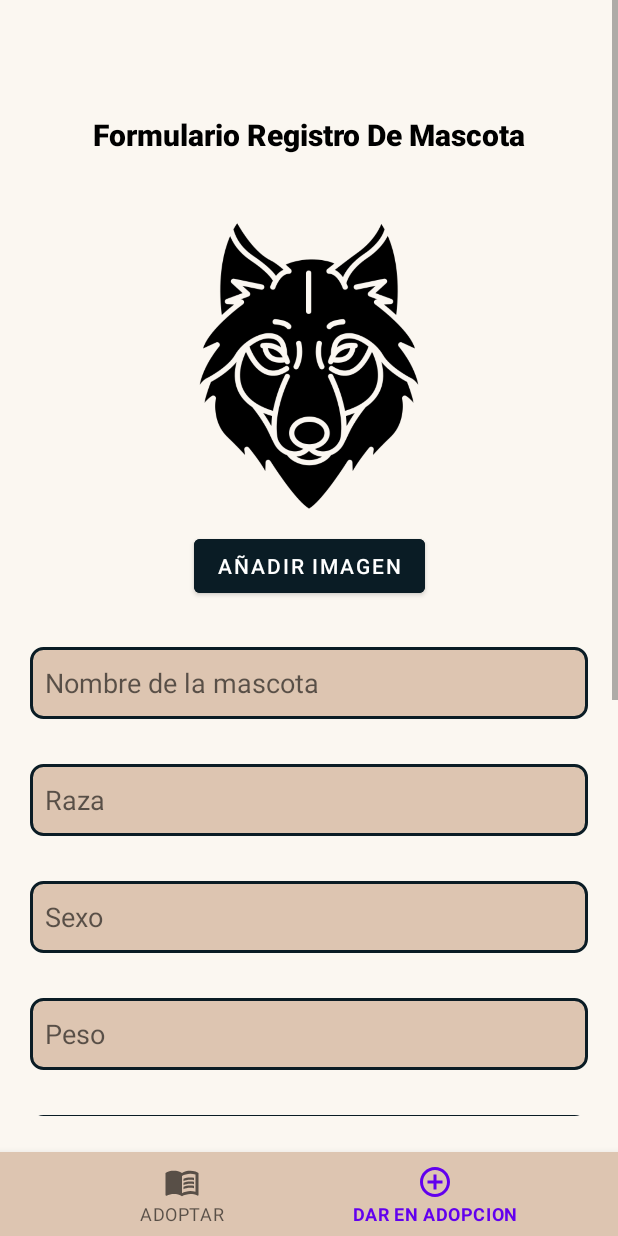
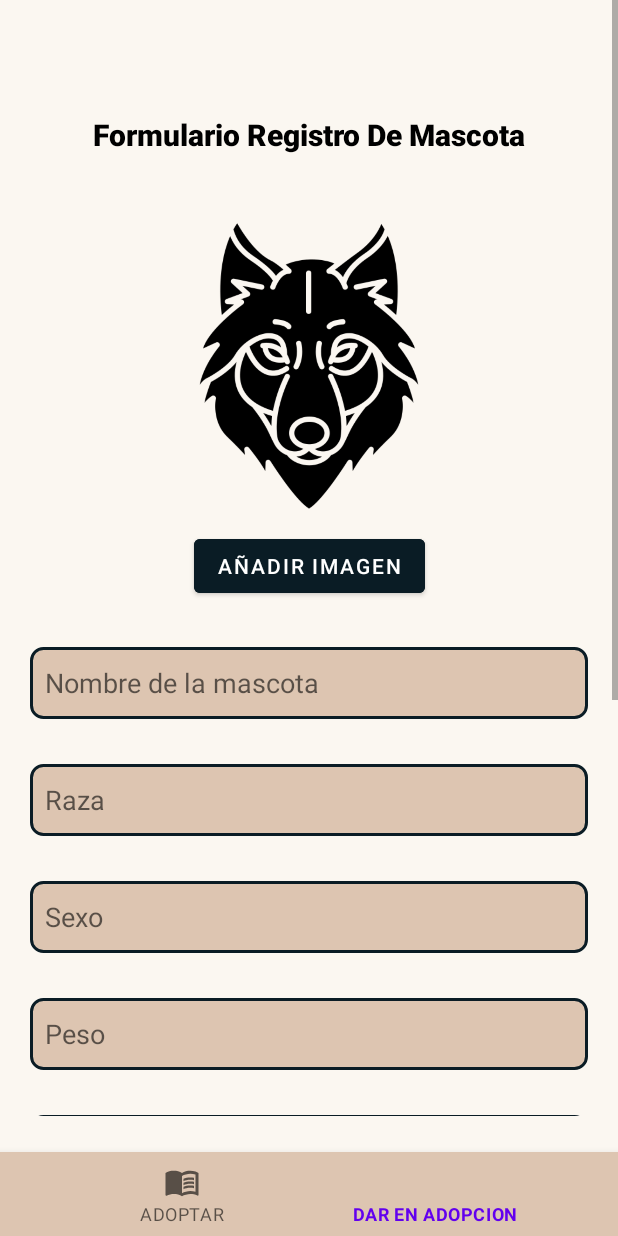
Before and after one commit to LuisRosero2002/AppAdoptar, an Android app: the PrincipalActivity screen opened directly, with no data from a screen before it, item 2 of the bottom bar chosen, on a phone screen of 412 x 824 dp. Run offline under Robolectric (Android 15) with nearby library versions, the phone set to English and light mode, and no system bars; network calls fail; pictures from the network do not load; Roboto replaces fonts that are not available here; 1 statement that could not run was skipped.

Commit message:
cambios en el nosotros y principal

```diff
--- a/app/src/main/res/drawable/baseline_control_point_24.xml
+++ b/app/src/main/res/drawable/baseline_control_point_24.xml
@@ -1,5 +1,4 @@
-<vector android:height="24dp" android:tint="#000000"
-    android:viewportHeight="24" android:viewportWidth="24"
-    android:width="24dp" xmlns:android="http://schemas.android.com/apk/res/android">
-    <path android:fillColor="@android:color/white" android:pathData="M13,7h-2v4L7,11v2h4v4h2v-4h4v-2h-4L13,7zM12,2C6.49,2 2,6.49 2,12s4.49,10 10,10 10,-4.49 10,-10S17.51,2 12,2zM12,20c-4.41,0 -8,-3.59 -8,-8s3.59,-8 8,-8 8,3.59 8,8 -3.59,8 -8,8z"/>
-</vector>
+<?xml version="1.0" encoding="utf-8"?>
+<selector xmlns:android="http://schemas.android.com/apk/res/android">
+
+</selector>
```
Also changed, not shown: app/build.gradle.kts (+5 -5 lines).
